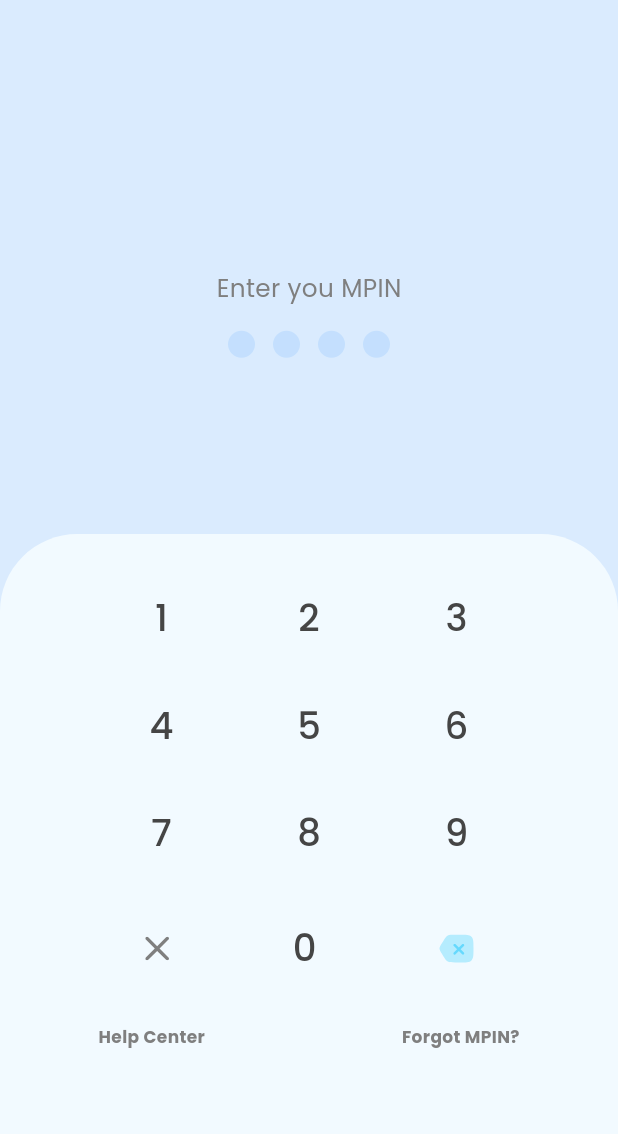
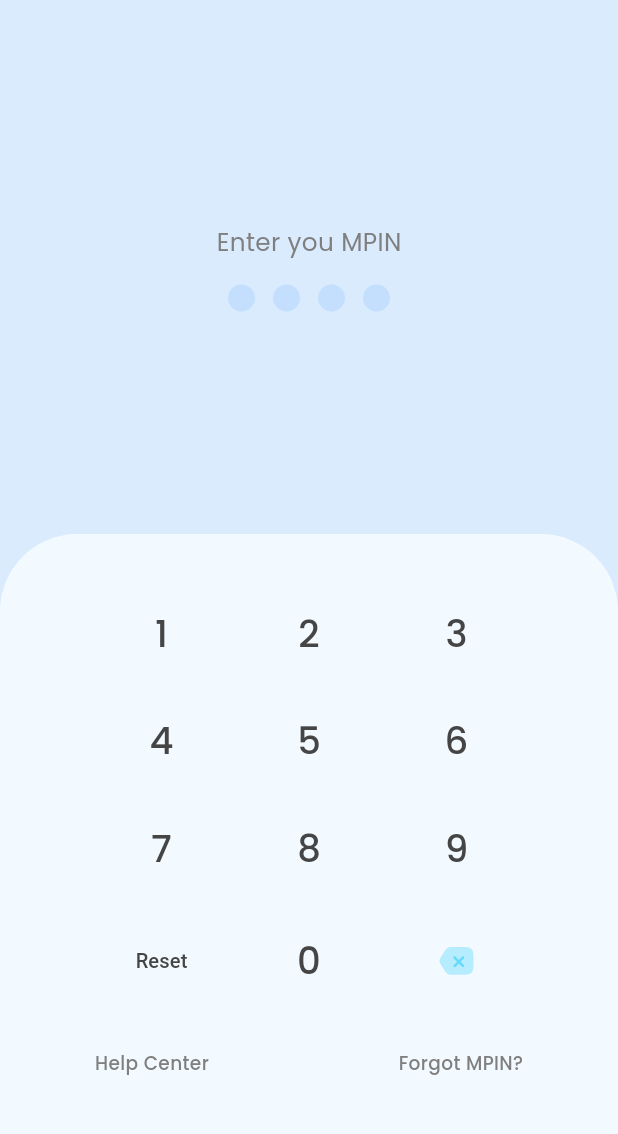
Before and after one commit to Bakemonos/BookingSystem, a Flutter app: the Signinmpinscreen screen opened directly, after a tap on "MPIN Login", on a phone screen of 412 x 824 dp, the part 84-1218 px from its top. Run offline on Flutter 3.47's test engine with Material 3 defaults, Android fonts, the phone set to English and light mode, and no system bars; our stand-ins replace flutter_screenutil, flutter_svg, quickalert; missing offline and left inert: flutter_verification_code.

Commit message:
UI Responsive Attempt 4

```diff
--- a/lib/pages/register.dart
+++ b/lib/pages/register.dart
@@ -3,6 +3,7 @@ import 'package:app/properties.dart';
 import 'package:flutter/material.dart';
 import 'package:flutter_screenutil/flutter_screenutil.dart';
 import 'package:flutter_svg/flutter_svg.dart';
+import 'package:quickalert/quickalert.dart';
 
 class Register extends StatefulWidget {
   const Register({super.key});
@@ -524,11 +525,28 @@ class _RegisterState extends State<Register> {
               ),
               ElevatedButton(
                 onPressed: () {
-                  Navigator.push(
-                    context,
-                    MaterialPageRoute(
-                      builder: (context) => const Getstarted(),
+                  QuickAlert.show(
+                    context: context,
+                    type: QuickAlertType.success,
+                    title: 'Registered',
+                    text: 'Registered successfully',
+                    textColor: const Color(textSubtitle),
+                    titleColor: const Color(textColor),
+                    confirmBtnColor: const Color(primaryColor),
+                    barrierDismissible: false,
+                    confirmBtnText: 'Back to sign In',
+                    confirmBtnTextStyle: TextStyle(
+                      fontSize: 14.sp,
+                      color: const Color(textLight),
                     ),
+                    onConfirmBtnTap: () {
+                      Navigator.push(
+                        context,
+                        MaterialPageRoute(
+                          builder: (context) => const Getstarted(),
+                        ),
+                      );
+                    },
                   );
                 },
                 style: ElevatedButton.styleFrom(
--- a/lib/pages/signin.dart
+++ b/lib/pages/signin.dart
@@ -187,9 +187,9 @@ class _SigninState extends State<Signin> {
                               )
                             ],
                           ),
-                        )
+                        ),
                       ],
-                    )
+                    ),
                   ],
                 ),
               ),
--- a/lib/pages/signinmpinscreen.dart
+++ b/lib/pages/signinmpinscreen.dart
@@ -66,7 +66,7 @@ class _SigninState extends State<Signinmpinscreen> {
             Column(
               children: [
                 SizedBox(
-                  height: 150.h,
+                  height: 120.h,
                 ),
 
                 Column(
@@ -164,7 +164,7 @@ class _SigninState extends State<Signinmpinscreen> {
 
                         child: Column(
                           children: [
-                            SizedBox(height: 30.h),
+                            SizedBox(height: 40.h),
                             Row(
                               mainAxisAlignment: MainAxisAlignment.center,
                               children: [
@@ -201,16 +201,20 @@ class _SigninState extends State<Signinmpinscreen> {
                             Row(
                               mainAxisAlignment: MainAxisAlignment.center,
                               children: [
+                                SizedBox(width: 30.w),
                                 TextButton(
                                   onPressed: () =>
                                       setState(() => enteredPin = ''),
                                   child: Padding(
-                                    // W8 // 13H
-                                    padding: EdgeInsets.symmetric(
-                                        horizontal: 10.w, vertical: 14.h),
-                                    child: SvgPicture.asset(
-                                        "assets/Icons/XMpin.svg"),
-                                  ),
+                                      // W8 // 13H
+                                      padding:
+                                          EdgeInsets.symmetric(vertical: 10.h),
+                                      child: Text(
+                                        'Reset',
+                                        style: TextStyle(
+                                            fontSize: 13.sp,
+                                            color: const Color(textColor)),
+                                      )),
                                 ),
                                 SizedBox(width: 30.w),
                                 numButton(0),
@@ -222,8 +226,8 @@ class _SigninState extends State<Signinmpinscreen> {
                                               0, enteredPin.length - 1)
                                           : enteredPin),
                                   child: Padding(
-                                    padding: EdgeInsets.symmetric(
-                                        vertical: 10.h, horizontal: 8.w),
+                                    padding:
+                                        EdgeInsets.symmetric(vertical: 8.h),
                                     child: SvgPicture.asset(
                                       height: 24.h,
                                       width: 24.w,
@@ -231,10 +235,11 @@ class _SigninState extends State<Signinmpinscreen> {
                                     ),
                                   ),
                                 ),
+                                SizedBox(width: 30.w),
                               ],
                             ),
                             SizedBox(
-                              height: 20.h,
+                              height: 30.h,
                             ),
                             Row(
                               mainAxisAlignment: MainAxisAlignment.spaceAround,
@@ -243,17 +248,17 @@ class _SigninState extends State<Signinmpinscreen> {
                                   'Help Center',
                                   style: TextStyle(
                                       fontFamily: "Poppins",
-                                      fontSize: 11.sp,
+                                      fontSize: 12.sp,
                                       color: const Color(textSubtitle),
-                                      fontWeight: FontWeight.bold),
+                                      fontWeight: FontWeight.w500),
                                 ),
                                 Text(
                                   'Forgot MPIN?',
                                   style: TextStyle(
                                       fontFamily: "Poppins",
-                                      fontSize: 11.sp,
+                                      fontSize: 12.sp,
                                       color: const Color(textSubtitle),
-                                      fontWeight: FontWeight.bold),
+                                      fontWeight: FontWeight.w500),
                                 ),
                               ],
                             ),
@@ -276,7 +281,7 @@ class _SigninState extends State<Signinmpinscreen> {
                         Text(
                           'MPIN Login',
                           style: TextStyle(
-                              fontSize: 11.sp,
+                              fontSize: 12.sp,
                               fontFamily: "Poppins",
                               color: const Color(textLight),
                               fontWeight: FontWeight.w500),
@@ -295,17 +300,17 @@ class _SigninState extends State<Signinmpinscreen> {
                       'Help Center',
                       style: TextStyle(
                           fontFamily: "Poppins",
-                          fontSize: 11.sp,
+                          fontSize: 12.sp,
                           color: const Color(textSubtitle),
-                          fontWeight: FontWeight.bold),
+                          fontWeight: FontWeight.w500),
                     ),
                     Text(
                       'Forgot MPIN?',
                       style: TextStyle(
                           fontFamily: "Poppins",
-                          fontSize: 11.sp,
+                          fontSize: 12.sp,
                           color: const Color(textSubtitle),
-                          fontWeight: FontWeight.bold),
+                          fontWeight: FontWeight.w500),
                     ),
                   ],
                 ),
--- a/pubspec.yaml
+++ b/pubspec.yaml
@@ -39,6 +39,7 @@ dependencies:
   flutter_screenutil: ^5.9.3
   auto_size_text: ^3.0.0
   animated_splash_screen: ^1.3.0
+  quickalert: ^1.1.0
 
 dev_dependencies:
   flutter_test:
```
Also changed, not shown: lib/main.dart (line endings or trailing spaces), pubspec.lock.
